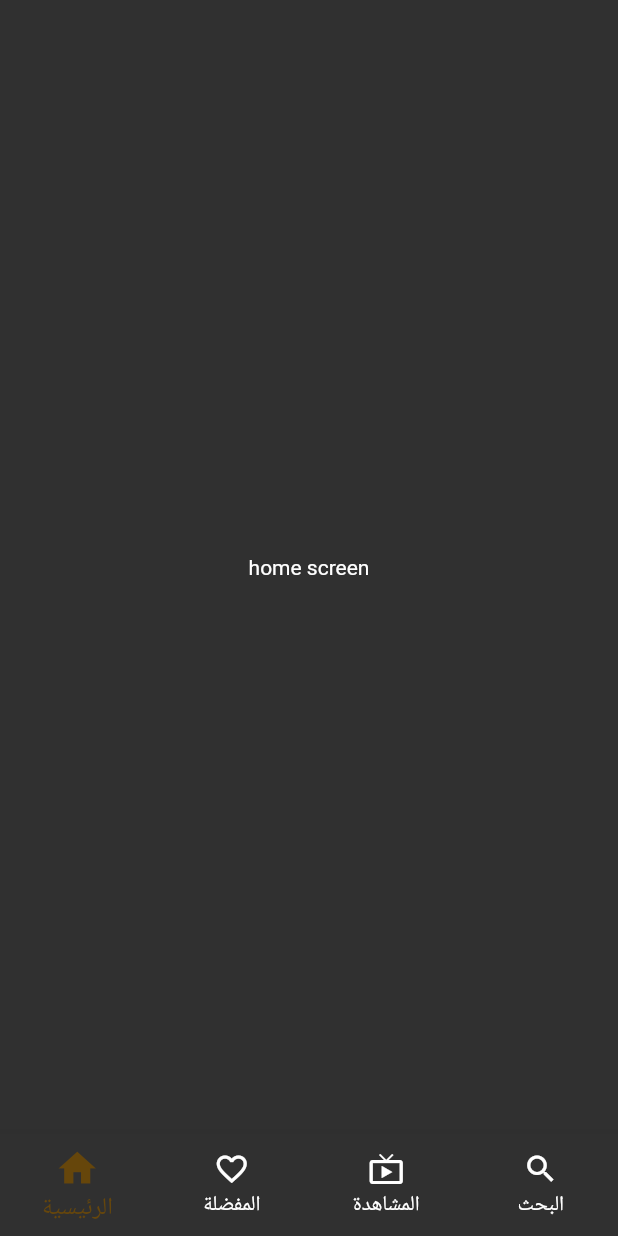
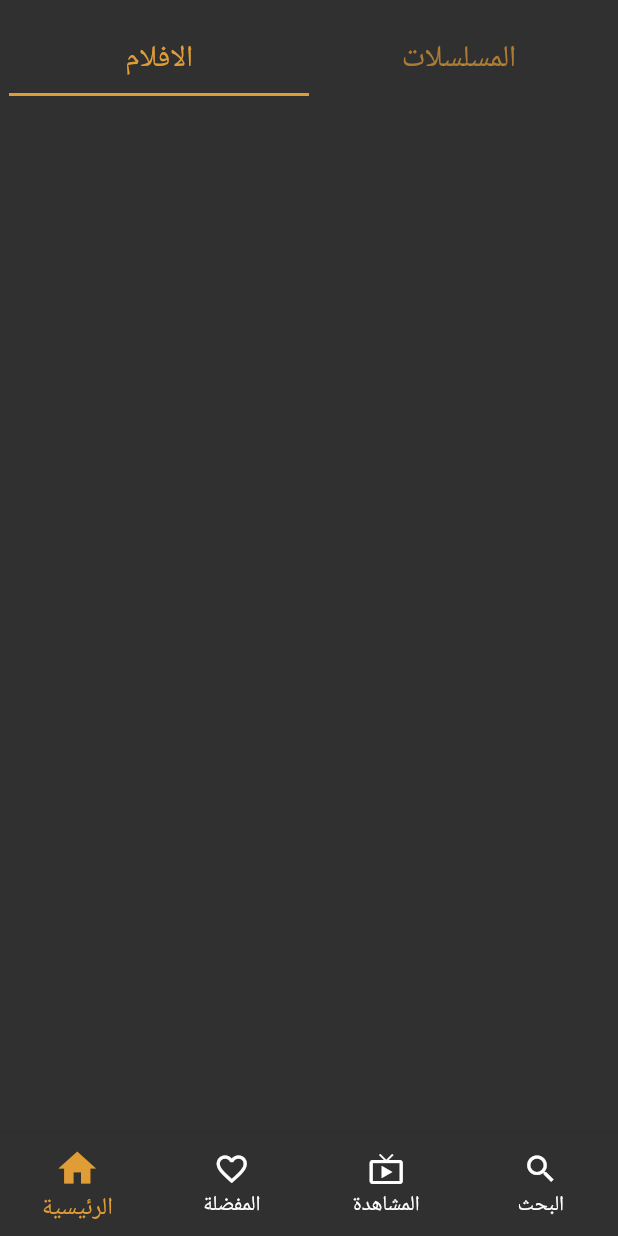
Before and after one commit to rehabsaad075/movie_app, a Flutter app: the screen it shows after launch, on a phone screen of 412 x 824 dp. Run offline on Flutter 3.47's test engine with Material 2 defaults, Android fonts, the phone set to English and light mode, and no system bars; our stand-ins replace animated_splash_screen, bloc, dio, flutter_bloc.

Commit message:
finish homeScreen

```diff
--- a/lib/view/screens/home_screen.dart
+++ b/lib/view/screens/home_screen.dart
@@ -1,4 +1,7 @@
 import 'package:flutter/material.dart';
+import 'package:movie_app/view/screens/movie_screen.dart';
+import 'package:movie_app/view/screens/tv_screen.dart';
+import 'package:movie_app/view_model/utils/colors/app_colors.dart';
 
 class HomeScreen extends StatelessWidget {
   const HomeScreen({super.key});
@@ -6,7 +9,39 @@ class HomeScreen extends StatelessWidget {
   @override
   Widget build(BuildContext context) {
     return const Scaffold(
-      body: Center(child: Text('home screen')),
+      body: DefaultTabController(
+        length: 2,
+        child: Padding(
+          padding: EdgeInsets.symmetric(vertical: 16,horizontal: 6),
+          child: Column(
+            children: [
+              TabBar(
+                  labelColor: AppColors.appColor,
+                  labelStyle: TextStyle(
+                      fontSize: 20
+                  ),
+                  indicatorColor: AppColors.appColor,
+                  tabs: [
+                    Tab(
+                      text: 'الافلام',
+                    ),
+                    Tab(
+                      text: 'المسلسلات',
+                    ),
+                  ]
+              ),
+              Expanded(
+                child: TabBarView(
+                    children: [
+                      MovieScreen(),
+                      TvScreen()
+                    ]
+                ),
+              )
+            ],
+          ),
+        ),
+      ),
     );
   }
 }
--- /dev/null
+++ b/lib/view/screens/movie_screen.dart
@@ -0,0 +1,12 @@
+import 'package:flutter/material.dart';
+
+class MovieScreen extends StatelessWidget {
+  const MovieScreen({super.key});
+
+  @override
+  Widget build(BuildContext context) {
+    return const Scaffold(
+      body: Column(),
+    );
+  }
+}
--- /dev/null
+++ b/lib/view/screens/tv_screen.dart
@@ -0,0 +1,13 @@
+import 'package:flutter/material.dart';
+
+class TvScreen extends StatelessWidget {
+  const TvScreen({super.key});
+
+  @override
+  Widget build(BuildContext context) {
+    return const Scaffold(
+      body:Text('tv')
+      ,
+    );
+  }
+}
--- a/lib/view_model/utils/colors/app_colors.dart
+++ b/lib/view_model/utils/colors/app_colors.dart
@@ -1,8 +1,9 @@
 import 'package:flutter/material.dart';
 
 abstract class AppColors{
-  static const Color appColor=Color(0xff66460B);
-  static const Color appColor2=Color(0xff665B39);
+  static const Color appColor2=Color(0xff66460B);
+  static const Color appColor=Color(0xffE09D35);
+  static const Color appColor3=Color(0xffE08B1C);
   static const Color whiteColor=Colors.white;
   static const Color errorColor=Colors.red;
   static  Color? backColorSplash=Colors.grey[850];
```
